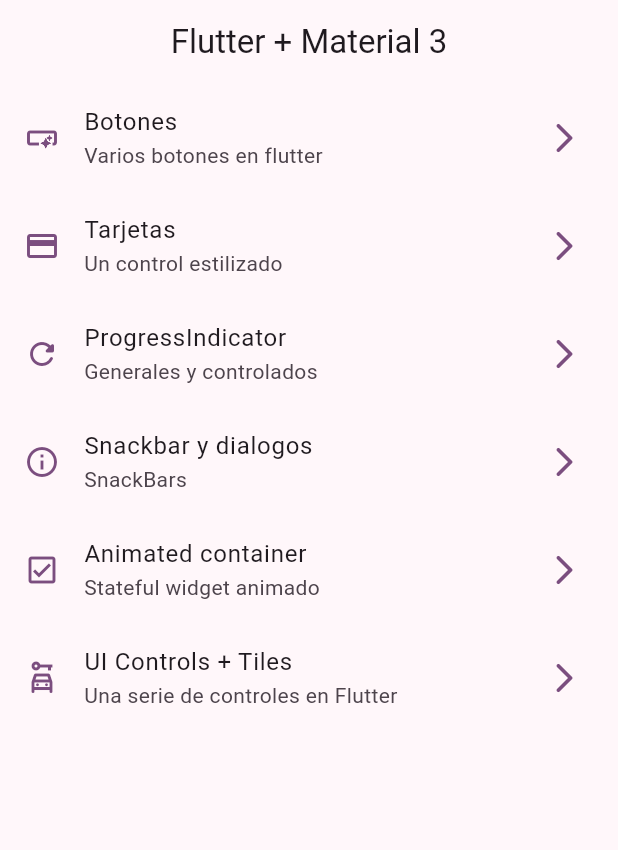
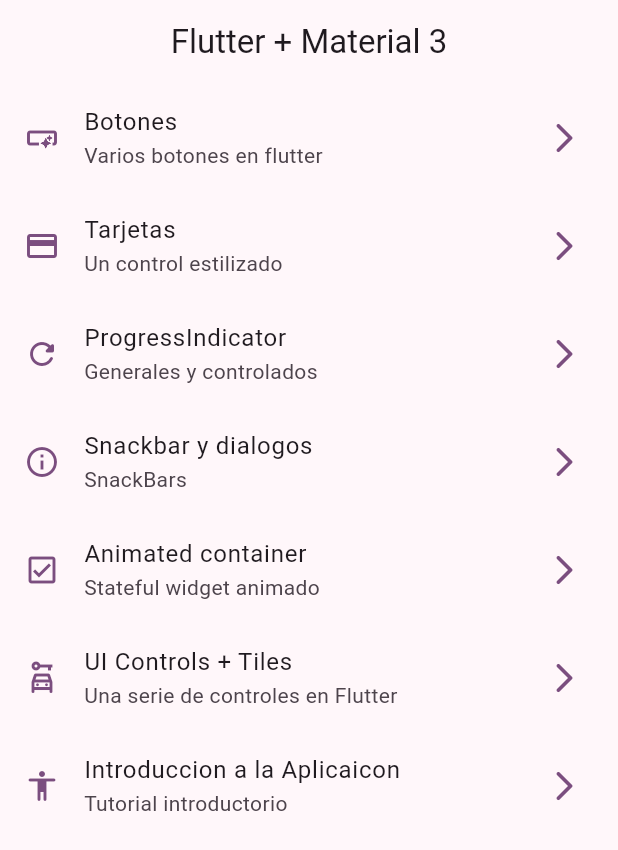
Before and after one commit to RommelOlachea/flutter_widgets_app, a Flutter app: the screen it shows after launch, on a phone screen of 412 x 824 dp. Shown: the top 850 px of the screen. Run offline on Flutter 3.47's test engine with Material 2 defaults, Android fonts, the phone set to English and light mode, and no system bars; our stand-ins replace go_router.

Commit message:
se agrego el menu de la pantalla para el tutorial de la aplcacion

```diff
--- a/lib/config/menu/menu_items.dart
+++ b/lib/config/menu/menu_items.dart
@@ -50,5 +50,11 @@ const appMenuItems = <MenuItem>[
     link: '/ui-controls',
     icon: Icons.car_rental_outlined
   ),
+  MenuItem(
+    title: 'Introduccion a la Aplicaicon',
+    subTitle: 'Tutorial introductorio',
+    link: '/tutorial',
+    icon: Icons.accessibility_rounded
+  ),
 
 ];
--- a/lib/config/router/app_router.dart
+++ b/lib/config/router/app_router.dart
@@ -43,6 +43,11 @@ final appRouter = GoRouter(
       path: '/ui-controls',
       builder: (context, state) => UiControlScreen(),
     ),
+    GoRoute(
+      name: AppTutorialScreen.name,
+      path: '/tutorial',
+      builder: (context, state) => AppTutorialScreen(),
+    ),
   ],
 );
 
```
